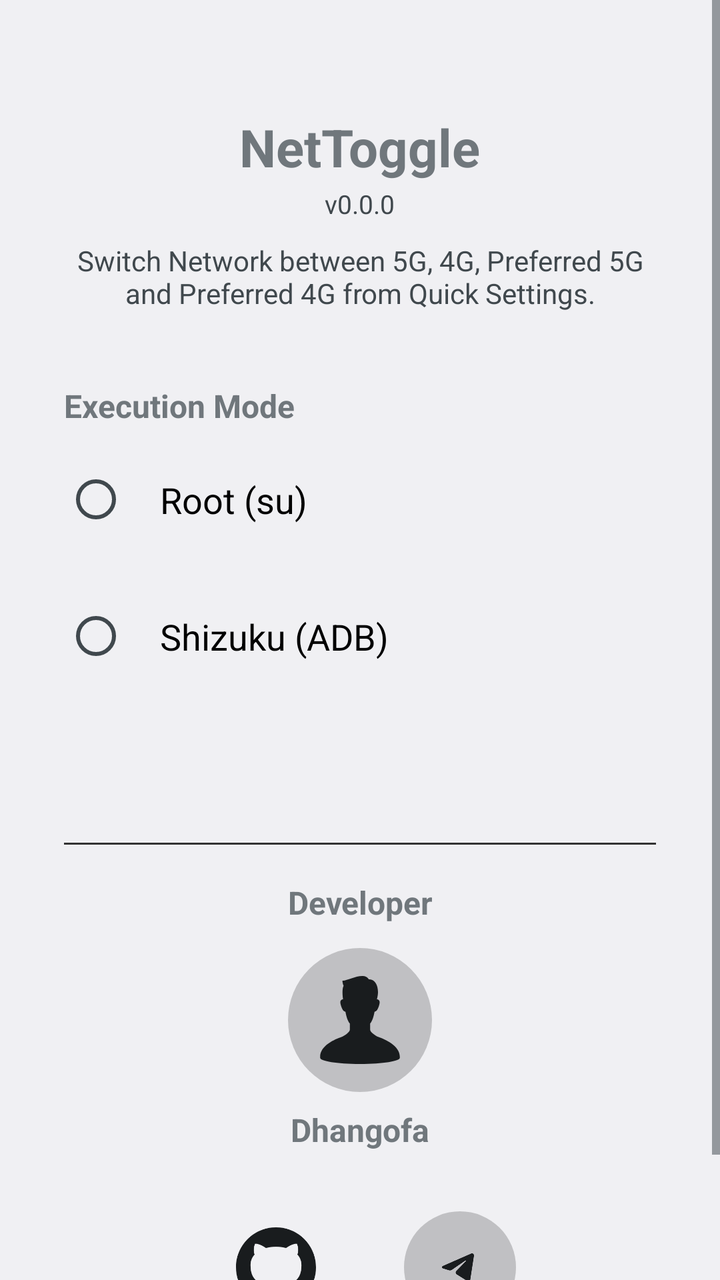
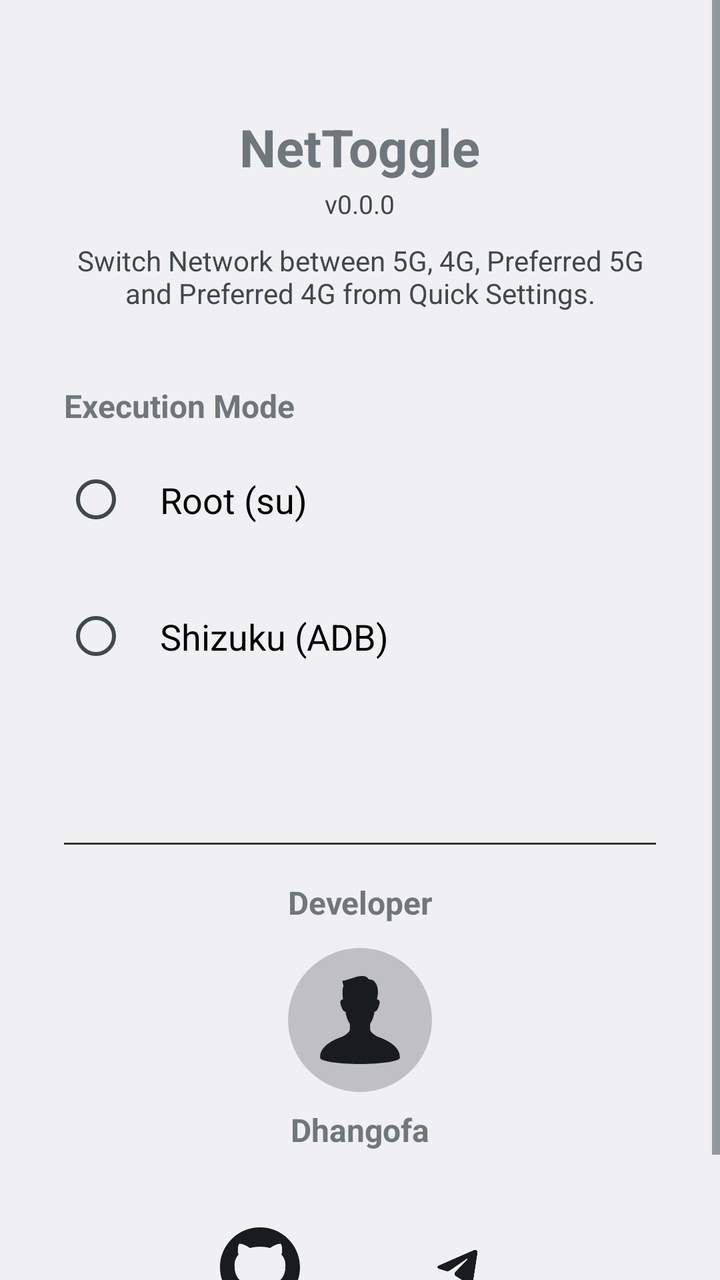

Screens rendered from an Android XML layout before and after an edit, with the pre-edit source and the edit as a unified diff.
<!-- AndroidManifest.xml: application theme android:Theme.DeviceDefault.DayNight -->
<!-- res/layout/activity_main.xml -->
<?xml version="1.0" encoding="utf-8"?>
<ScrollView xmlns:android="http://schemas.android.com/apk/res/android"
    android:layout_width="match_parent"
    android:layout_height="match_parent"
    android:background="?android:attr/colorBackground"
    android:fillViewport="true">

    <LinearLayout
        android:layout_width="match_parent"
        android:layout_height="wrap_content"
        android:orientation="vertical"
        android:padding="32dp"
        android:gravity="center_horizontal">

        <TextView
            android:id="@+id/appTitleText"
            android:layout_width="wrap_content"
            android:layout_height="wrap_content"
            android:text="NetToggle"
            android:textSize="26sp"
            android:textStyle="bold"
            android:layout_marginTop="24dp"
            android:layout_marginBottom="2dp" />

        <TextView
            android:id="@+id/appVersionText"
            android:layout_width="wrap_content"
            android:layout_height="wrap_content"
            android:text="v0.0.0"
            android:textSize="13sp"
            android:textColor="?android:attr/textColorSecondary"
            android:layout_marginBottom="10dp" />

        <TextView
            android:layout_width="match_parent"
            android:layout_height="wrap_content"
            android:text="Switch Network between 5G, 4G, Preferred 5G and Preferred 4G from Quick Settings."
            android:textSize="14sp"
            android:gravity="center"
            android:textColor="?android:attr/textColorSecondary"
            android:layout_marginBottom="36dp" />

        <TextView
            android:layout_width="match_parent"
            android:layout_height="wrap_content"
            android:text="Execution Mode"
            android:textSize="16sp"
            android:textStyle="bold"
            android:layout_marginBottom="8dp" />

        <RadioGroup
            android:id="@+id/modeRadioGroup"
            android:layout_width="match_parent"
            android:layout_height="wrap_content"
            android:orientation="vertical">

            <RadioButton
                android:id="@+id/radioRoot"
                android:layout_width="match_parent"
                android:layout_height="wrap_content"
                android:text="Root (su)"
                android:textSize="18sp"
                android:padding="16dp"
                android:layout_marginBottom="12dp"
                android:background="?android:attr/selectableItemBackground" />

            <RadioButton
                android:id="@+id/radioShizuku"
                android:layout_width="match_parent"
                android:layout_height="wrap_content"
                android:text="Shizuku (ADB)"
                android:textSize="18sp"
                android:padding="16dp"
                android:background="?android:attr/selectableItemBackground" />

        </RadioGroup>

        <TextView
            android:id="@+id/shizukuStatusText"
            android:layout_width="match_parent"
            android:layout_height="wrap_content"
            android:text=""
            android:textSize="14sp"
            android:gravity="center"
            android:textColor="#FF5555"
            android:layout_marginTop="24dp"
            android:layout_marginBottom="28dp" />

        <View
            android:layout_width="match_parent"
            android:layout_height="1dp"
            android:background="#333333"
            android:layout_marginTop="4dp"
            android:layout_marginBottom="18dp" />

       <TextView
			android:id="@+id/developerTitleText"
			android:layout_width="match_parent"
			android:layout_height="wrap_content"
			android:text="Developer"
			android:textSize="16sp"
			android:textStyle="bold"
			android:gravity="center"
			android:layout_marginBottom="12dp" />

		<ImageView
			android:id="@+id/developerPersonIcon"
			android:layout_width="72dp"
			android:layout_height="72dp"
			android:padding="14dp"
			android:src="@drawable/ic_person"
			android:tint="?android:attr/textColorPrimary"
			android:background="@drawable/social_icon_bg"
			android:contentDescription="Developer"
			android:layout_marginBottom="8dp" />

		<TextView
			android:id="@+id/developerNameText"
			android:layout_width="wrap_content"
			android:layout_height="wrap_content"
			android:text="Dhangofa"
			android:textSize="16sp"
			android:textStyle="bold"
			android:gravity="center"
			android:layout_marginBottom="18dp" />

		<LinearLayout
			android:id="@+id/socialLinksRow"
			android:layout_width="match_parent"
			android:layout_height="wrap_content"
			android:orientation="horizontal"
			android:gravity="center"
			android:layout_marginTop="4dp"
			android:layout_marginBottom="8dp">

			<ImageView
				android:id="@+id/githubLink"
				android:layout_width="72dp"
				android:layout_height="72dp"
				android:padding="16dp"
				android:src="@drawable/ic_github"
				android:tint="?android:attr/textColorPrimary"
				android:contentDescription="GitHub"
				android:clickable="true"
				android:focusable="true"
				android:background="?android:attr/selectableItemBackgroundBorderless" />

			<Space
				android:layout_width="28dp"
				android:layout_height="1dp" />

			<ImageView
				android:id="@+id/telegramLink"
				android:layout_width="56dp"
				android:layout_height="56dp"
				android:padding="12dp"
				android:src="@drawable/ic_telegram"
				android:tint="?android:attr/textColorPrimary"
				android:background="@drawable/social_icon_bg"
				android:contentDescription="Telegram"
				android:clickable="true"
				android:focusable="true" />

		</LinearLayout>

    </LinearLayout>

</ScrollView>
<!-- resources referenced by this layout -->
<resources>
  <!-- drawable ic_github (drawable) -->
  <vector xmlns:android="http://schemas.android.com/apk/res/android"
      android:width="24dp"
      android:height="24dp"
      android:viewportWidth="24"
      android:viewportHeight="24">
  
      <path
          android:fillColor="#FFFFFFFF"
          android:pathData="M12,0c-6.626,0 -12,5.373 -12,12c0,5.302 3.438,9.8 8.207,11.387c0.599,0.111 0.793,-0.261 0.793,-0.577v-2.234c-3.338,0.726 -4.033,-1.416 -4.033,-1.416c-0.546,-1.387 -1.333,-1.756 -1.333,-1.756c-1.089,-0.745 0.083,-0.729 0.083,-0.729c1.205,0.084 1.839,1.237 1.839,1.237c1.07,1.834 2.807,1.304 3.492,0.997c0.107,-0.775 0.418,-1.305 0.762,-1.604c-2.665,-0.305 -5.467,-1.334 -5.467,-5.931c0,-1.311 0.469,-2.381 1.236,-3.221c-0.124,-0.303 -0.535,-1.524 0.117,-3.176c0,0 1.008,-0.322 3.301,1.23c0.957,-0.266 1.983,-0.399 3.003,-0.404c1.02,0.005 2.047,0.138 3.006,0.404c2.291,-1.552 3.297,-1.23 3.297,-1.23c0.653,1.653 0.242,2.874 0.118,3.176c0.77,0.84 1.235,1.911 1.235,3.221c0,4.609 -2.807,5.624 -5.479,5.921c0.43,0.372 0.823,1.102 0.823,2.222v3.293c0,0.319 0.192,0.694 0.801,0.576c4.765,-1.589 8.199,-6.086 8.199,-11.386c0,-6.627 -5.373,-12 -12,-12z" />
  
  </vector>
  <!-- drawable ic_person (drawable) -->
  <vector xmlns:android="http://schemas.android.com/apk/res/android"
      android:width="24dp"
      android:height="24dp"
      android:viewportWidth="512"
      android:viewportHeight="512">
  
      <path
          android:fillColor="#FFFFFFFF"
          android:pathData="M364.038,355.035c-19.948,-7.458 -49.037,-29.238 -49.037,-42.797c0,-8.983 0,-20.205 0,-35.587c11.528,-12.826 20.294,-38.864 25.504,-68.38c12.152,-4.338 19.096,-11.281 27.771,-41.658c9.221,-32.358 -13.886,-31.258 -13.886,-31.258c18.69,-61.873 -5.913,-120.022 -47.125,-115.753c-28.426,-49.73 -123.636,11.36 -153.468,7.102c0,17.055 7.102,29.842 7.102,29.842c-10.37,19.69 -6.37,58.951 -3.458,78.809c-1.684,-0.03 -22.581,0.188 -13.717,31.258c8.676,30.376 15.619,37.32 27.772,41.658c5.2,29.516 13.965,55.554 25.504,68.38c0,15.382 0,26.604 0,35.587c0,13.559 -30.901,36.399 -49.036,42.797c-37.469,13.193 -129.54,51.136 -123.597,122.21C25.792,494.301 119.577,512 256,512c136.414,0 230.209,-17.699 231.635,-34.755C493.577,406.102 401.269,368.961 364.038,355.035z" />
  
  </vector>
  <!-- drawable ic_telegram (drawable) -->
  <vector xmlns:android="http://schemas.android.com/apk/res/android"
      android:width="24dp"
      android:height="24dp"
      android:viewportWidth="32"
      android:viewportHeight="32">
  
      <path
          android:fillColor="#FFFFFFFF"
          android:pathData="M22.9866,10.2088C23.1112,9.40332 22.3454,8.76755 21.6292,9.082L7.36482,15.3448C6.85123,15.5703 6.8888,16.3483 7.42147,16.5179L10.3631,17.4547C10.9246,17.6335 11.5325,17.541 12.0228,17.2023L18.655,12.6203C18.855,12.4821 19.073,12.7665 18.9021,12.9426L14.1281,17.8646C13.665,18.3421 13.7569,19.1512 14.314,19.5005L19.659,22.8523C20.2585,23.2282 21.0297,22.8506 21.1418,22.1261L22.9866,10.2088z" />
  
  </vector>
  <!-- drawable social_icon_bg (drawable) -->
  <?xml version="1.0" encoding="utf-8"?>
  <shape xmlns:android="http://schemas.android.com/apk/res/android"
      android:shape="oval">
  
      <solid android:color="?android:attr/colorControlHighlight" />
  
  </shape>
</resources>

<!-- the commit's change to res/layout/activity_main.xml (unified diff, before → after) -->
@@ -151,15 +151,15 @@
 
 			<ImageView
 				android:id="@+id/telegramLink"
-				android:layout_width="56dp"
-				android:layout_height="56dp"
-				android:padding="12dp"
+				android:layout_width="72dp"
+				android:layout_height="72dp"
+				android:padding="16dp"
 				android:src="@drawable/ic_telegram"
 				android:tint="?android:attr/textColorPrimary"
-				android:background="@drawable/social_icon_bg"
 				android:contentDescription="Telegram"
 				android:clickable="true"
-				android:focusable="true" />
+				android:focusable="true"
+				android:background="?android:attr/selectableItemBackgroundBorderless" />
 
 		</LinearLayout>
 
